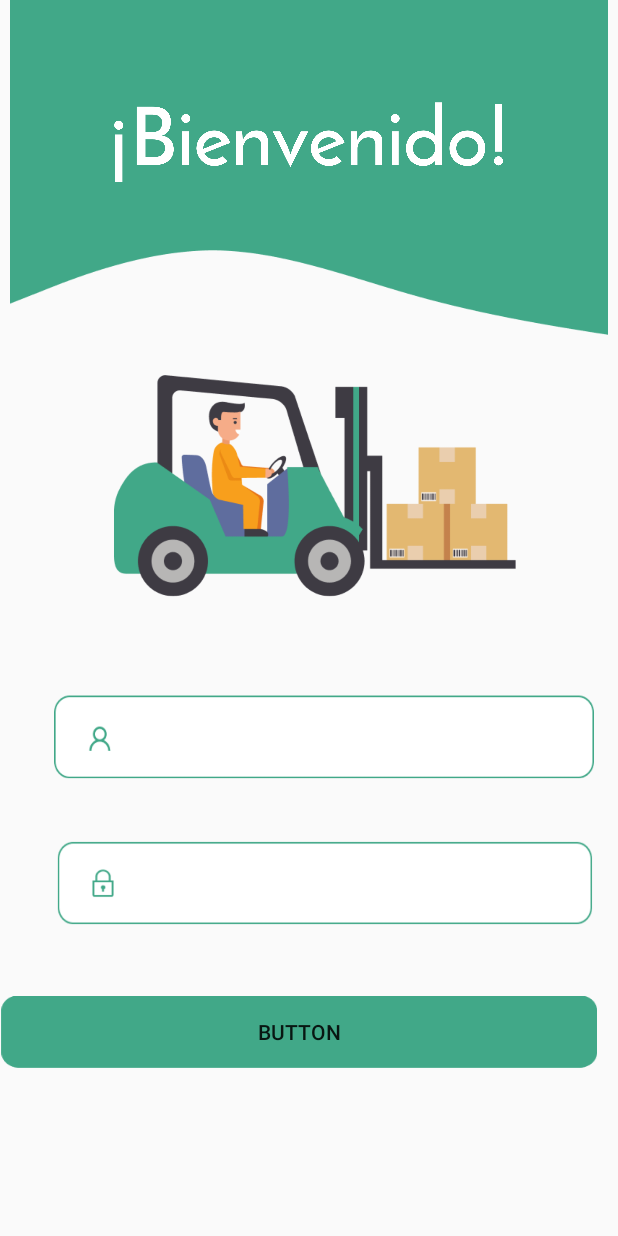
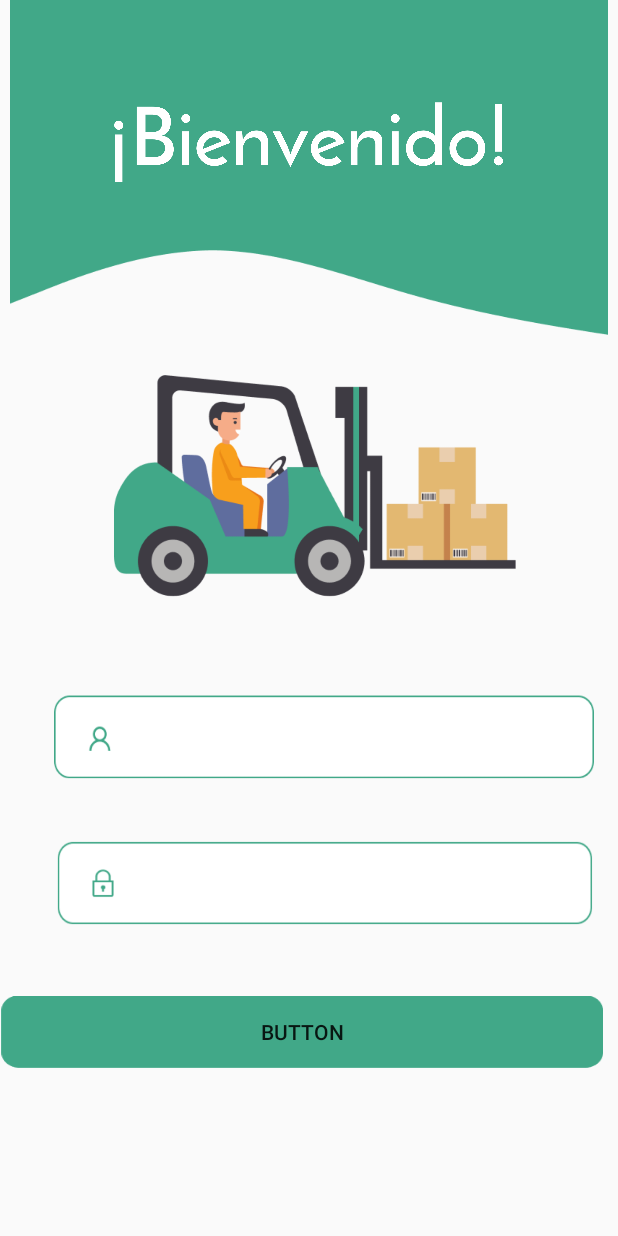
Before and after one commit to serg1o99/SMControl, an Android app: the screen it shows after launch (MainActivity), on a phone screen of 412 x 824 dp. Run offline under Robolectric (Android 15) with nearby library versions, the phone set to English and light mode, and no system bars.

Commit message:
3er commit

```diff
--- a/app/src/main/res/layout/activity_main.xml
+++ b/app/src/main/res/layout/activity_main.xml
@@ -44,8 +44,8 @@
         android:layout_alignParentRight="true"
         android:layout_centerHorizontal="true"
         android:layout_marginTop="43dp"
-        android:layout_marginEnd="13dp"
-        android:layout_marginRight="13dp"
+        android:layout_marginEnd="9dp"
+        android:layout_marginRight="9dp"
         android:background="@drawable/btn_logear"
         android:text="Button"
         app:backgroundTint="@color/teal_200" />
```
